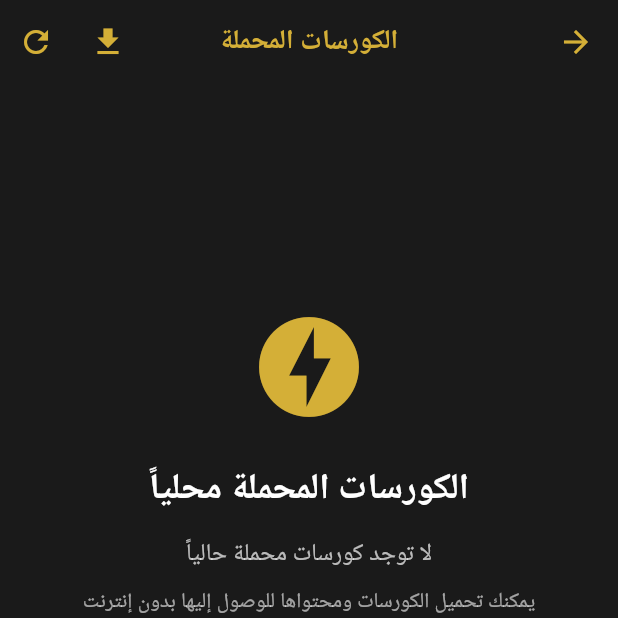
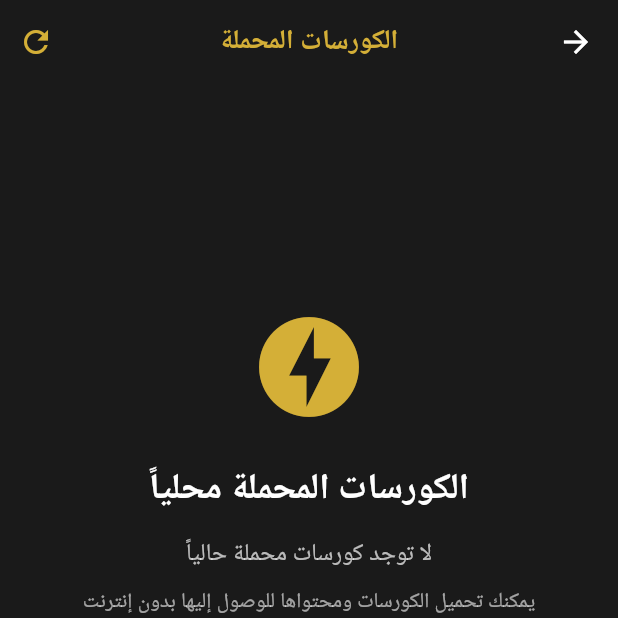
Before and after one commit to ibrahim-atef/future, a Flutter app: the MainNavigationScreen screen opened by its route, after a tap on the "refresh" icon, on a phone screen of 412 x 824 dp, the top half of it. Run offline on Flutter 3.47's test engine with Material 3 defaults, Android fonts, the phone set to English and light mode, and no system bars; our stand-ins replace cached_network_image, device_info_plus, dio, firebase_core, firebase_messaging, flutter_bloc and 16 more; missing offline and left inert: flutter_downloader, flutter_inappwebview, workmanager; accounts and stored records are empty; generated files the repository leaves out were written again; network calls fail; Roboto replaces fonts that are missing (Cairo, Tajawal); statements that could not run were skipped.

Commit message:
fix back button in screens

```diff
--- a/lib/features/downloads/presentation/offline_list_course_page.dart
+++ b/lib/features/downloads/presentation/offline_list_course_page.dart
@@ -7,8 +7,8 @@ import 'package:future_app/core/models/download_model.dart';
 
 class OfflineListCoursePage extends StatefulWidget {
   static const String pageName = '/offline-list-course';
-  const OfflineListCoursePage({super.key});
-
+  const OfflineListCoursePage({super.key, required this.isBackButton});
+  final bool isBackButton;
   @override
   State<OfflineListCoursePage> createState() => _OfflineListCoursePageState();
 }
@@ -59,18 +59,20 @@ class _OfflineListCoursePageState extends State<OfflineListCoursePage>
           ),
         ),
         centerTitle: true,
-        leading: IconButton(
-          icon: const Icon(Icons.arrow_back, color: Color(0xFFd4af37)),
-          onPressed: () => Navigator.pop(context),
-        ),
+        leading: widget.isBackButton
+            ? IconButton(
+                icon: const Icon(Icons.arrow_back, color: Color(0xFFd4af37)),
+                onPressed: () => Navigator.pop(context),
+              )
+            : null,
         actions: [
-          IconButton(
-            icon: const Icon(Icons.download, color: Color(0xFFd4af37)),
-            tooltip: 'تحميل فيديو تجريبي',
-            onPressed: () {
-              _showDownloadDialog(context);
-            },
-          ),
+          // IconButton(
+          //   icon: const Icon(Icons.download, color: Color(0xFFd4af37)),
+          //   tooltip: 'تحميل فيديو تجريبي',
+          //   onPressed: () {
+          //     _showDownloadDialog(context);
+          //   },
+          // ),
           IconButton(
             icon: const Icon(Icons.refresh, color: Color(0xFFd4af37)),
             onPressed: () async {
--- a/lib/features/home/presentation/home_screen.dart
+++ b/lib/features/home/presentation/home_screen.dart
@@ -291,7 +291,8 @@ class _HomeScreenContentState extends State<_HomeScreenContent> {
                   _buildFeatureCard(
                     context,
                     'الكورسات',
-                    () => Navigator.pushNamed(context, AppRoutes.courses),
+                    () => Navigator.pushNamed(context, AppRoutes.courses,
+                        arguments: true),
                     Image.asset(
                       'assets/images/3.png',
                       width: 40,
@@ -302,7 +303,8 @@ class _HomeScreenContentState extends State<_HomeScreenContent> {
                   _buildFeatureCard(
                     context,
                     'الكلية',
-                    () => Navigator.pushNamed(context, AppRoutes.college),
+                    () => Navigator.pushNamed(context, AppRoutes.college,
+                        arguments: true),
                     Image.asset(
                       'assets/images/2.png',
                       width: 40,
@@ -313,7 +315,8 @@ class _HomeScreenContentState extends State<_HomeScreenContent> {
                   _buildFeatureCard(
                     context,
                     'المدونة',
-                    () => Navigator.pushNamed(context, AppRoutes.blog),
+                    () => Navigator.pushNamed(context, AppRoutes.blog,
+                        arguments: true),
                     Image.asset(
                       'assets/images/1.png',
                       width: 40,
@@ -324,7 +327,8 @@ class _HomeScreenContentState extends State<_HomeScreenContent> {
                   _buildFeatureCard(
                     context,
                     'تجربة الامتياز',
-                    () => Navigator.pushNamed(context, AppRoutes.college),
+                    () => Navigator.pushNamed(context, AppRoutes.college,
+                        arguments: true),
                     Image.asset(
                       'assets/images/4.png',
                       width: 40,
--- a/lib/screens/main/main_navigation_screen.dart
+++ b/lib/screens/main/main_navigation_screen.dart
@@ -21,13 +21,18 @@ class _MainNavigationScreenState extends State<MainNavigationScreen> {
 
   final List<Widget> _screens = [
     const HomeScreen(),
-    const CoursesScreen(),
-    const CollegeScreen(),
-    const BlogScreen(),
-    // const ProfileScreen(
-    //   inHome: false,
-    // ),
-    const OfflineListCoursePage()
+    const CoursesScreen(
+      isBackButton: false,
+    ),
+    const CollegeScreen(
+      isBackButton: false,
+    ),
+    const BlogScreen(
+      isBackButton: false,
+    ),
+    const OfflineListCoursePage(
+      isBackButton: false,
+    )
   ];
 
   @override
```
Also changed, not shown: lib/core/routes/app_routes.dart (+15 -5 lines), lib/features/blog/presentation/blog_screen.dart (+8 -5 lines), lib/features/college/presentation/college_screen.dart (+8 -6 lines), lib/features/courses/presentation/courses_screen.dart (+11 -9 lines).
